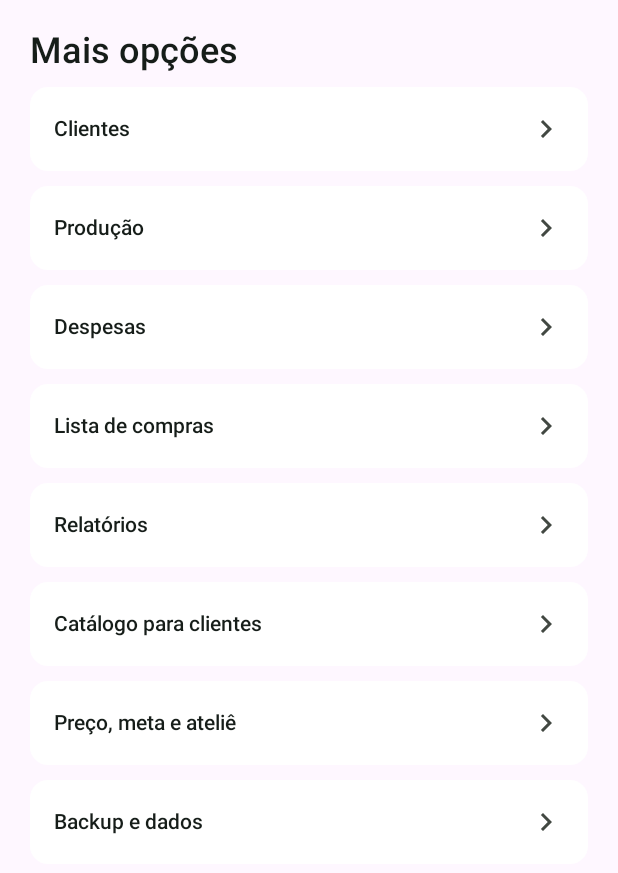
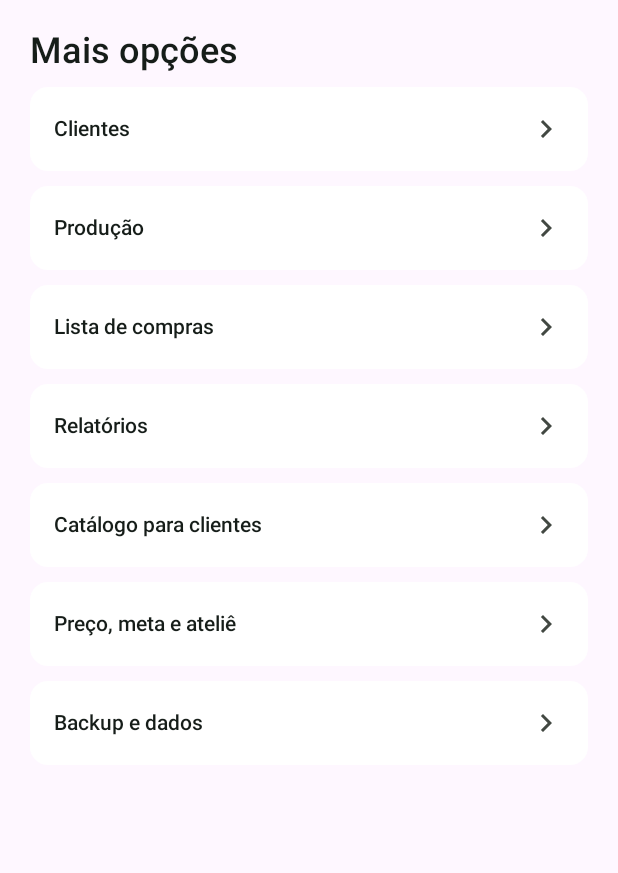
Before and after one commit to anderfc22/Ateliecroche, an Android app built with Jetpack Compose: the composable MoreScreen shown on its own in the app's theme, on a phone screen of 412 x 824 dp. Shown: the top 873 px of the screen. Run offline under Robolectric (Android 15) with nearby library versions, the phone set to English and light mode, and no system bars.

Commit message:
Keep finance actions in the Finance tab instead of duplicating them in More

```diff
--- a/app/src/main/java/com/lelecroche/app/MainActivity.kt
+++ b/app/src/main/java/com/lelecroche/app/MainActivity.kt
@@ -270,7 +270,7 @@ private fun ModuleScreen(modifier: Modifier, title: String, description: String,
 
 @Composable
 private fun MoreScreen(modifier: Modifier = Modifier, onSelect: (String) -> Unit) {
-    val entries = listOf("Clientes", "Produção", "Despesas", "Lista de compras", "Relatórios", "Catálogo para clientes", "Preço, meta e ateliê", "Backup e dados")
+    val entries = listOf("Clientes", "Produção", "Lista de compras", "Relatórios", "Catálogo para clientes", "Preço, meta e ateliê", "Backup e dados")
     Column(modifier.fillMaxSize().padding(20.dp), verticalArrangement = Arrangement.spacedBy(10.dp)) {
         Text("Mais opções", fontSize = 24.sp, fontWeight = FontWeight.SemiBold, color = TextDark)
         entries.forEach { entry ->
```
